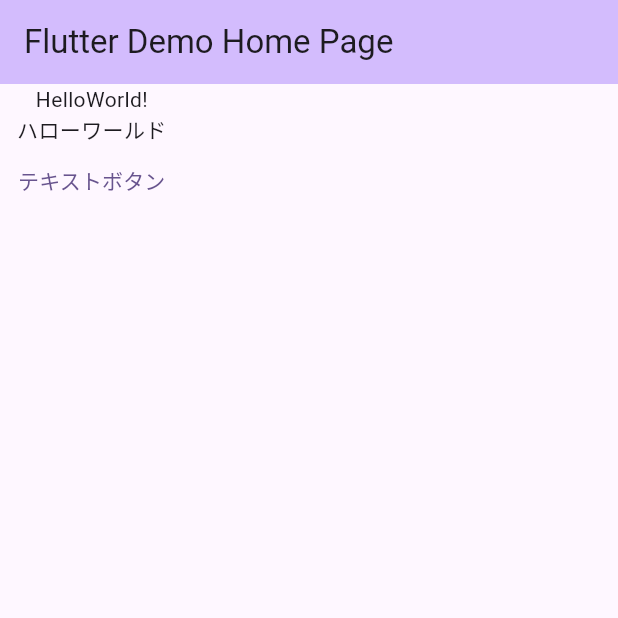
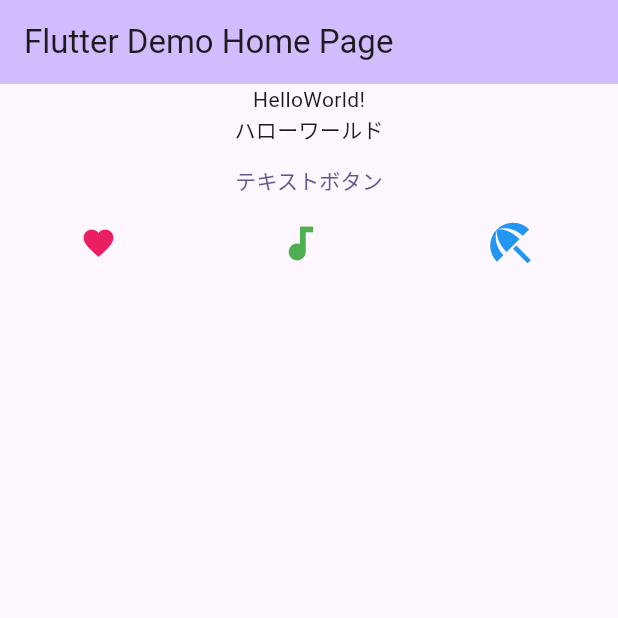
Before and after one commit to j-o-lantern0422/flutter-prac, a Flutter app: the screen it shows after launch, on a phone screen of 412 x 824 dp, the top half of it. Run offline on Flutter 3.47's test engine with Material 2 defaults, Android fonts, the phone set to English and light mode, and no system bars.

Commit message:
12-step4

```diff
--- a/lib/main.dart
+++ b/lib/main.dart
@@ -68,6 +68,26 @@ class _MyHomePageState extends State<MyHomePage> {
         TextButton(
           onPressed: () => {print("ボタンが押されたよ")},
           child: const Text("テキストボタン"),
+        ),
+        Row(
+          mainAxisAlignment: MainAxisAlignment.spaceAround,
+          children: const [
+            Icon(
+              Icons.favorite,
+              color: Colors.pink,
+              size: 24.0,
+            ),
+            Icon(
+              Icons.audiotrack,
+              color: Colors.green,
+              size: 30,
+            ),
+            Icon(
+              Icons.beach_access,
+              color: Colors.blue,
+              size: 36.0,
+            ),
+         ],
         )
       ])
     );
```
